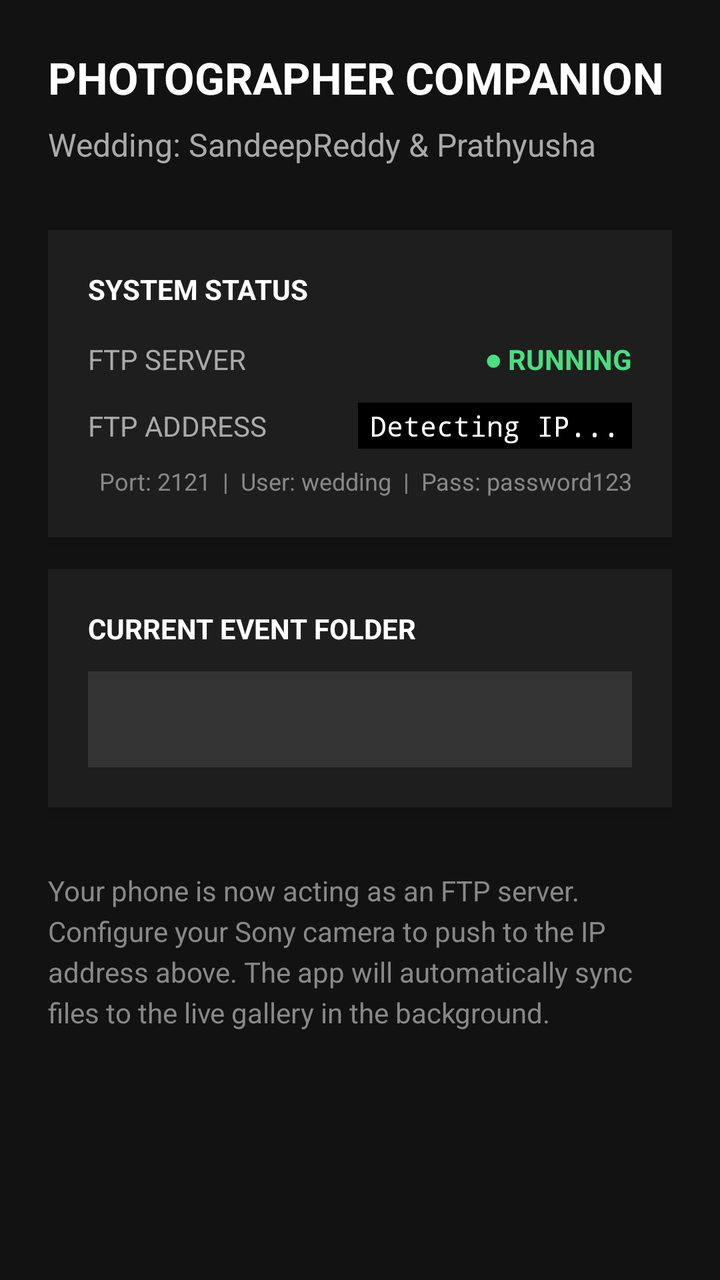
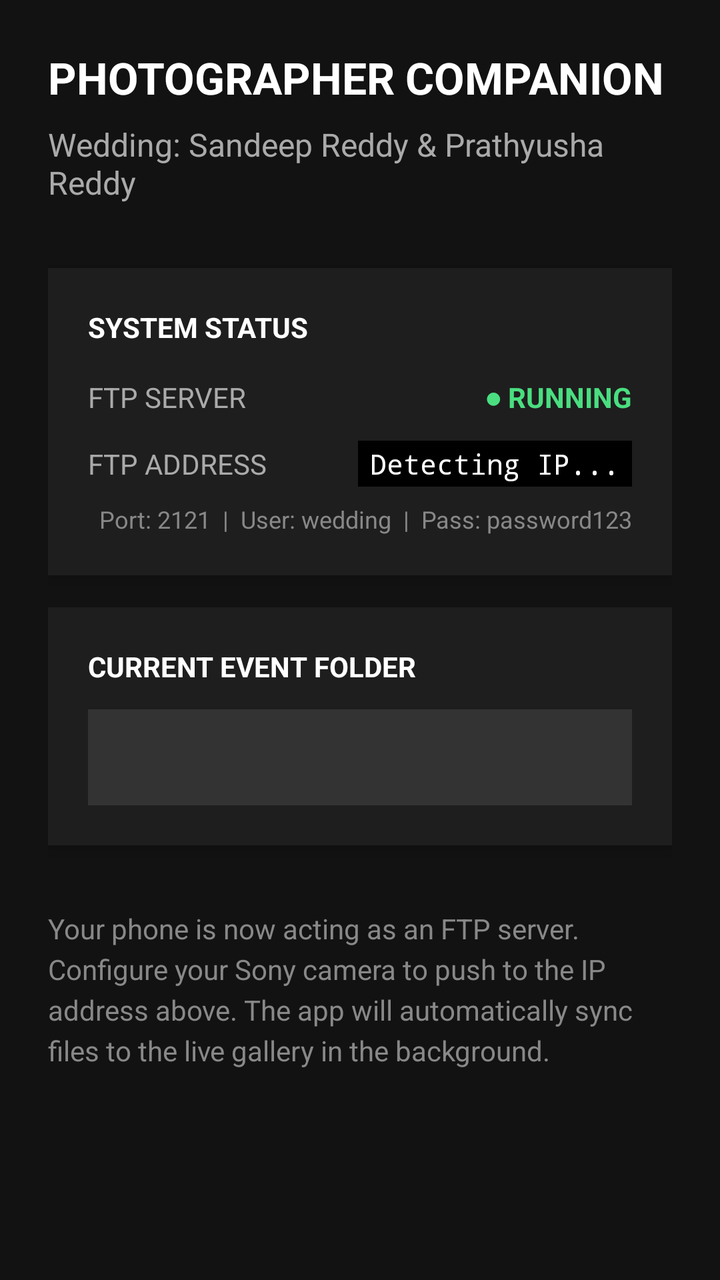

Before-and-after screenshots of an Android layout around one commit, followed by the original layout XML and the change that was made.
<!-- AndroidManifest.xml: application theme Theme.AppCompat.Light.NoActionBar -->
<!-- res/layout/activity_main.xml -->
<?xml version="1.0" encoding="utf-8"?>
<LinearLayout xmlns:android="http://schemas.android.com/apk/res/android"
    android:layout_width="match_parent"
    android:layout_height="match_parent"
    android:orientation="vertical"
    android:padding="24dp"
    android:background="#121212">

    <TextView
        android:layout_width="match_parent"
        android:layout_height="wrap_content"
        android:text="PHOTOGRAPHER COMPANION"
        android:textColor="#FFFFFF"
        android:textSize="22sp"
        android:textStyle="bold"
        android:layout_marginBottom="8dp" />

    <TextView
        android:layout_width="match_parent"
        android:layout_height="wrap_content"
        android:text="Wedding: SandeepReddy &amp; Prathyusha"
        android:textColor="#AAAAAA"
        android:textSize="16sp"
        android:layout_marginBottom="32dp" />

    <LinearLayout
        android:layout_width="match_parent"
        android:layout_height="wrap_content"
        android:orientation="vertical"
        android:background="#1E1E1E"
        android:padding="20dp"
        android:elevation="4dp">

        <TextView
            android:layout_width="match_parent"
            android:layout_height="wrap_content"
            android:text="SYSTEM STATUS"
            android:textColor="#FFFFFF"
            android:textStyle="bold"
            android:textSize="14sp"
            android:layout_marginBottom="16dp" />

        <LinearLayout
            android:layout_width="match_parent"
            android:layout_height="wrap_content"
            android:orientation="horizontal"
            android:layout_marginBottom="12dp">
            
            <TextView
                android:layout_width="0dp"
                android:layout_weight="1"
                android:layout_height="wrap_content"
                android:text="FTP SERVER"
                android:textColor="#AAAAAA" />
                
            <TextView
                android:layout_width="wrap_content"
                android:layout_height="wrap_content"
                android:text="● RUNNING"
                android:textColor="#4ADE80"
                android:textStyle="bold" />
        </LinearLayout>

        <LinearLayout
            android:layout_width="match_parent"
            android:layout_height="wrap_content"
            android:orientation="horizontal">
            
            <TextView
                android:layout_width="0dp"
                android:layout_weight="1"
                android:layout_height="wrap_content"
                android:text="FTP ADDRESS"
                android:textColor="#AAAAAA" />
                
            <TextView
                android:id="@+id/tvIpAddress"
                android:layout_width="wrap_content"
                android:layout_height="wrap_content"
                android:text="Detecting IP..."
                android:textColor="#FFFFFF"
                android:background="#000000"
                android:paddingLeft="6dp"
                android:paddingRight="6dp"
                android:paddingTop="2dp"
                android:paddingBottom="2dp"
                android:fontFamily="monospace" />
        </LinearLayout>

        <TextView
            android:layout_width="match_parent"
            android:layout_height="wrap_content"
            android:text="Port: 2121  |  User: wedding  |  Pass: password123"
            android:textColor="#888888"
            android:textSize="12sp"
            android:layout_marginTop="8dp"
            android:textAlignment="viewEnd" />
            
    </LinearLayout>

    <LinearLayout
        android:layout_width="match_parent"
        android:layout_height="wrap_content"
        android:orientation="vertical"
        android:background="#1E1E1E"
        android:padding="20dp"
        android:layout_marginTop="16dp"
        android:elevation="4dp">
        
        <TextView
            android:layout_width="match_parent"
            android:layout_height="wrap_content"
            android:text="CURRENT EVENT FOLDER"
            android:textColor="#FFFFFF"
            android:textStyle="bold"
            android:textSize="14sp"
            android:layout_marginBottom="12dp" />

        <Spinner
            android:id="@+id/spinnerFolder"
            android:layout_width="match_parent"
            android:layout_height="48dp"
            android:background="#333333"
            android:padding="8dp"
            android:popupBackground="#1E1E1E" />
            
    </LinearLayout>

    <TextView
        android:layout_width="match_parent"
        android:layout_height="wrap_content"
        android:text="Your phone is now acting as an FTP server. Configure your Sony camera to push to the IP address above. The app will automatically sync files to the live gallery in the background."
        android:textColor="#888888"
        android:textSize="14sp"
        android:layout_marginTop="32dp"
        android:lineSpacingExtra="4dp" />

</LinearLayout>
<!-- resources referenced by this layout -->
<resources>

</resources>

<!-- the commit's change to res/layout/activity_main.xml (unified diff, before → after) -->
@@ -18,7 +18,7 @@
     <TextView
         android:layout_width="match_parent"
         android:layout_height="wrap_content"
-        android:text="Wedding: SandeepReddy &amp; Prathyusha"
+        android:text="Wedding: Sandeep Reddy &amp; Prathyusha Reddy"
         android:textColor="#AAAAAA"
         android:textSize="16sp"
         android:layout_marginBottom="32dp" />
